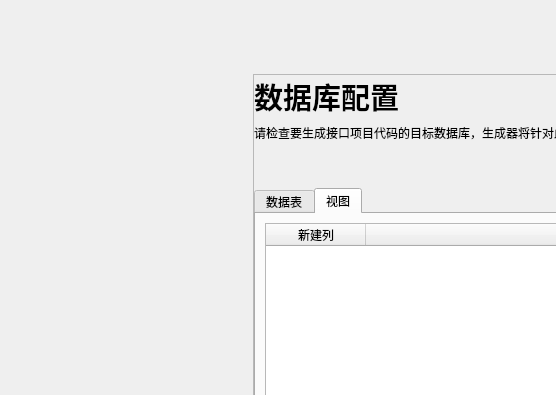
Qt form app/ui/MainWindow_copy4.ui (ncepu-iDealStudio/Flask_RESTfulAPI_Codegen_Application) before a commit; both pictures show x 0 to 556 and y 0 to 395 of the 1507 by 787 pixel window.
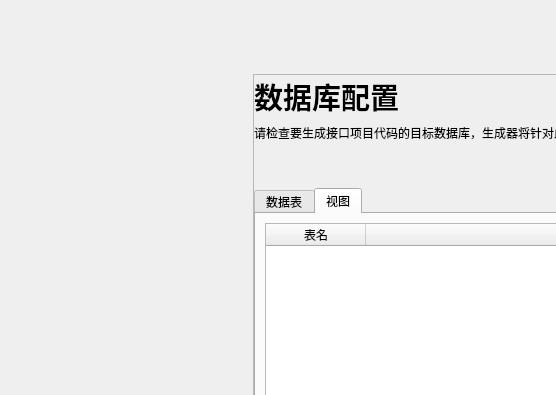
The same form after that commit. The open tabs and pages were chosen to show the change.

Commit message: 修改配置确认ui

Diff of the .ui file:
```diff
--- a/app/ui/MainWindow_copy4.ui
+++ b/app/ui/MainWindow_copy4.ui
@@ -227,7 +227,7 @@
                    </attribute>
                    <column>
                     <property name="text">
-                     <string>新建列</string>
+                     <string>表名</string>
                     </property>
                    </column>
                    <column>
```
